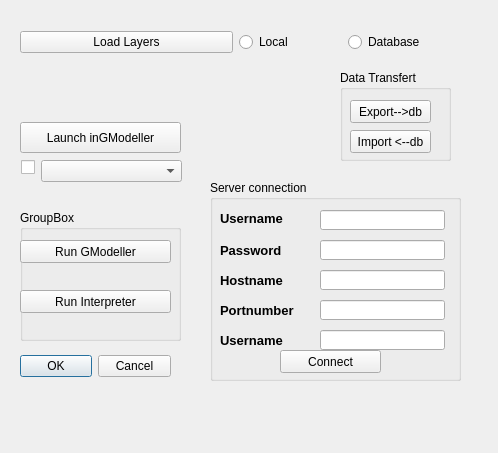
Above: automate_graph_modeller_dialog_base.ui from ShebMichel/qgis_automate_gmodeller before the change. Below: the same form after it.
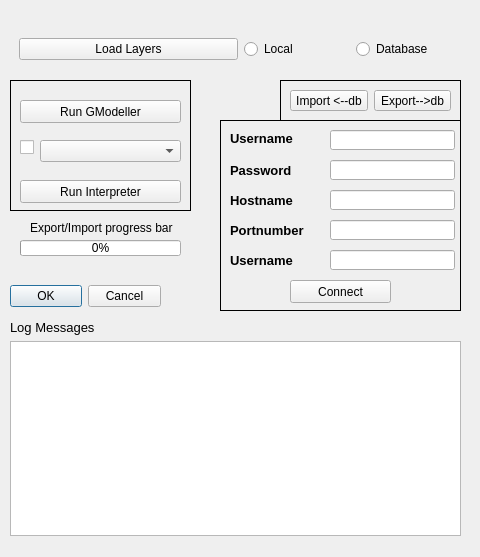
That is the form after the change.

Diff of the .ui file:
```diff
--- a/automate_graph_modeller_dialog_base.ui
+++ b/automate_graph_modeller_dialog_base.ui
@@ -6,8 +6,8 @@
    <rect>
     <x>0</x>
     <y>0</y>
-    <width>498</width>
-    <height>453</height>
+    <width>480</width>
+    <height>557</height>
    </rect>
   </property>
   <property name="windowTitle">
@@ -16,8 +16,8 @@
   <widget class="QDialogButtonBox" name="button_box">
    <property name="geometry">
     <rect>
-     <x>20</x>
-     <y>350</y>
+     <x>10</x>
+     <y>280</y>
      <width>151</width>
      <height>32</height>
     </rect>
@@ -29,37 +29,24 @@
     <set>QDialogButtonBox::Cancel|QDialogButtonBox::Ok</set>
    </property>
   </widget>
-  <widget class="QPushButton" name="GModel_launcher_pushButton">
+  <widget class="QFrame" name="modeller_frame">
    <property name="geometry">
     <rect>
-     <x>20</x>
-     <y>122</y>
-     <width>161</width>
-     <height>31</height>
-    </rect>
-   </property>
-   <property name="text">
-    <string>Launch inGModeller</string>
-   </property>
-  </widget>
-  <widget class="QGroupBox" name="groupBox">
-   <property name="geometry">
-    <rect>
-     <x>20</x>
-     <y>210</y>
-     <width>161</width>
+     <x>10</x>
+     <y>80</y>
+     <width>181</width>
      <height>131</height>
     </rect>
    </property>
-   <property name="title">
-    <string>GroupBox</string>
+   <property name="frameShape">
+    <enum>QFrame::Box</enum>
    </property>
-   <widget class="QPushButton" name="GModeller_pushButton">
+   <widget class="QPushButton" name="GModel_launcher_pushButton">
     <property name="geometry">
      <rect>
-      <x>0</x>
-      <y>30</y>
-      <width>151</width>
+      <x>10</x>
+      <y>20</y>
+      <width>161</width>
       <height>23</height>
      </rect>
     </property>
@@ -70,9 +57,9 @@
    <widget class="QPushButton" name="Stat_pushButton">
     <property name="geometry">
      <rect>
-      <x>0</x>
-      <y>80</y>
-      <width>151</width>
+      <x>10</x>
+      <y>100</y>
+      <width>161</width>
       <height>23</height>
      </rect>
     </property>
@@ -80,14 +67,36 @@
      <string>Run Interpreter</string>
     </property>
    </widget>
+   <widget class="QWidget" name="layoutWidget_2">
+    <property name="geometry">
+     <rect>
+      <x>10</x>
+      <y>60</y>
+      <width>161</width>
+      <height>22</height>
+     </rect>
+    </property>
+    <layout class="QFormLayout" name="formLayout_3">
+     <item row="0" column="0">
+      <widget class="QCheckBox" name="modelcheckBox">
+       <property name="text">
+        <string/>
+       </property>
+      </widget>
+     </item>
+     <item row="0" column="1">
+      <widget class="QComboBox" name="mcomboBox"/>
+     </item>
+    </layout>
+   </widget>
   </widget>
-  <widget class="QWidget" name="layoutWidget">
+  <widget class="QFrame" name="load_frame">
    <property name="geometry">
     <rect>
-     <x>20</x>
-     <y>30</y>
-     <width>431</width>
-     <height>25</height>
+     <x>10</x>
+     <y>24</y>
+     <width>461</width>
+     <height>51</height>
     </rect>
    </property>
    <layout class="QHBoxLayout" name="horizontalLayout_2">
@@ -118,45 +127,23 @@
     </item>
    </layout>
   </widget>
-  <widget class="QWidget" name="layoutWidget">
+  <widget class="QFrame" name="server_connection_frame">
    <property name="geometry">
     <rect>
-     <x>21</x>
-     <y>160</y>
-     <width>161</width>
-     <height>22</height>
+     <x>220</x>
+     <y>120</y>
+     <width>241</width>
+     <height>191</height>
     </rect>
    </property>
-   <layout class="QFormLayout" name="formLayout">
-    <item row="0" column="0">
-     <widget class="QCheckBox" name="modelcheckBox">
-      <property name="text">
-       <string/>
-      </property>
-     </widget>
-    </item>
-    <item row="0" column="1">
-     <widget class="QComboBox" name="mcomboBox"/>
-    </item>
-   </layout>
-  </widget>
-  <widget class="QGroupBox" name="groupBox_2">
-   <property name="geometry">
-    <rect>
-     <x>210</x>
-     <y>180</y>
-     <width>251</width>
-     <height>201</height>
-    </rect>
-   </property>
-   <property name="title">
-    <string>Server connection</string>
+   <property name="frameShape">
+    <enum>QFrame::Box</enum>
    </property>
    <widget class="QLineEdit" name="server_param_1">
     <property name="geometry">
      <rect>
       <x>110</x>
-      <y>30</y>
+      <y>10</y>
       <width>125</width>
       <height>20</height>
      </rect>
@@ -166,7 +153,7 @@
     <property name="geometry">
      <rect>
       <x>10</x>
-      <y>30</y>
+      <y>10</y>
       <width>64</width>
       <height>16</height>
      </rect>
@@ -186,7 +173,7 @@
     <property name="geometry">
      <rect>
       <x>110</x>
-      <y>60</y>
+      <y>40</y>
       <width>125</width>
       <height>20</height>
      </rect>
@@ -196,7 +183,7 @@
     <property name="geometry">
      <rect>
       <x>10</x>
-      <y>60</y>
+      <y>40</y>
       <width>67</width>
       <height>20</height>
      </rect>
@@ -216,7 +203,7 @@
     <property name="geometry">
      <rect>
       <x>110</x>
-      <y>90</y>
+      <y>70</y>
       <width>125</width>
       <height>20</height>
      </rect>
@@ -226,7 +213,7 @@
     <property name="geometry">
      <rect>
       <x>10</x>
-      <y>90</y>
+      <y>70</y>
       <width>81</width>
       <height>20</height>
      </rect>
@@ -246,7 +233,7 @@
     <property name="geometry">
      <rect>
       <x>110</x>
-      <y>120</y>
+      <y>100</y>
       <width>125</width>
       <height>20</height>
      </rect>
@@ -256,7 +243,7 @@
     <property name="geometry">
      <rect>
       <x>10</x>
-      <y>120</y>
+      <y>100</y>
       <width>81</width>
       <height>20</height>
      </rect>
@@ -276,7 +263,7 @@
     <property name="geometry">
      <rect>
       <x>110</x>
-      <y>150</y>
+      <y>130</y>
       <width>125</width>
       <height>20</height>
      </rect>
@@ -286,7 +273,7 @@
     <property name="geometry">
      <rect>
       <x>10</x>
-      <y>150</y>
+      <y>130</y>
       <width>81</width>
       <height>20</height>
      </rect>
@@ -306,7 +293,7 @@
     <property name="geometry">
      <rect>
       <x>70</x>
-      <y>170</y>
+      <y>160</y>
       <width>101</width>
       <height>23</height>
      </rect>
@@ -316,44 +303,82 @@
     </property>
    </widget>
   </widget>
-  <widget class="QGroupBox" name="export_import_groupBox">
+  <widget class="QFrame" name="export_import_frame">
    <property name="geometry">
     <rect>
-     <x>340</x>
-     <y>70</y>
-     <width>111</width>
-     <height>91</height>
+     <x>280</x>
+     <y>80</y>
+     <width>181</width>
+     <height>41</height>
     </rect>
    </property>
-   <property name="title">
-    <string>Data Transfert</string>
+   <property name="frameShape">
+    <enum>QFrame::Box</enum>
    </property>
-   <widget class="QPushButton" name="Export_pushButton">
-    <property name="geometry">
-     <rect>
-      <x>10</x>
-      <y>30</y>
-      <width>81</width>
-      <height>23</height>
-     </rect>
-    </property>
-    <property name="text">
-     <string>Export--&gt;db</string>
-    </property>
-   </widget>
-   <widget class="QPushButton" name="Import_pushButton">
-    <property name="geometry">
-     <rect>
-      <x>10</x>
-      <y>60</y>
-      <width>81</width>
-      <height>23</height>
-     </rect>
-    </property>
-    <property name="text">
-     <string>Import &lt;--db</string>
-    </property>
-   </widget>
+   <layout class="QHBoxLayout" name="horizontalLayout_3">
+    <item>
+     <widget class="QPushButton" name="Import_pushButton">
+      <property name="text">
+       <string>Import &lt;--db</string>
+      </property>
+     </widget>
+    </item>
+    <item>
+     <widget class="QPushButton" name="Export_pushButton">
+      <property name="text">
+       <string>Export--&gt;db</string>
+      </property>
+     </widget>
+    </item>
+   </layout>
+  </widget>
+  <widget class="QWidget" name="layoutWidget">
+   <property name="geometry">
+    <rect>
+     <x>10</x>
+     <y>320</y>
+     <width>451</width>
+     <height>216</height>
+    </rect>
+   </property>
+   <layout class="QVBoxLayout" name="verticalLayout">
+    <item>
+     <widget class="QLabel" name="gm_logger_label">
+      <property name="text">
+       <string>&lt;html&gt;&lt;head/&gt;&lt;body&gt;&lt;p&gt;&lt;span style=&quot; font-size:10pt;&quot;&gt;Log Messages&lt;/span&gt;&lt;/p&gt;&lt;/body&gt;&lt;/html&gt;</string>
+      </property>
+     </widget>
+    </item>
+    <item>
+     <widget class="QTextEdit" name="welcome_msg"/>
+    </item>
+   </layout>
+  </widget>
+  <widget class="QProgressBar" name="gm_progressBar">
+   <property name="geometry">
+    <rect>
+     <x>20</x>
+     <y>240</y>
+     <width>161</width>
+     <height>16</height>
+    </rect>
+   </property>
+   <property name="value">
+    <number>0</number>
+   </property>
+  </widget>
+  <widget class="QLabel" name="export_import_label">
+   <property name="geometry">
+    <rect>
+     <x>30</x>
+     <y>220</y>
+     <width>151</width>
+     <height>16</height>
+    </rect>
+   </property>
+   <property name="text">
+    <string>Export/Import progress bar</string>
+   </property>
   </widget>
  </widget>
  <resources/>
```
